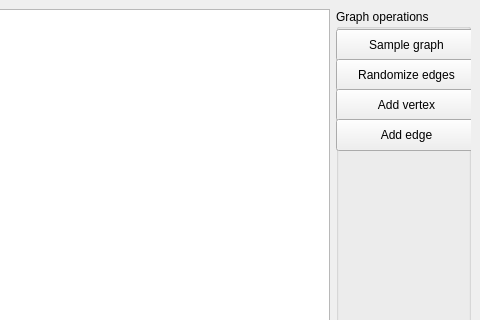
Old version of the form mainwindow.ui in the repository darthdeus/graphite-gui; both pictures show x 559 to 1039 and y 0 to 320 of the 1039 by 802 pixel window.
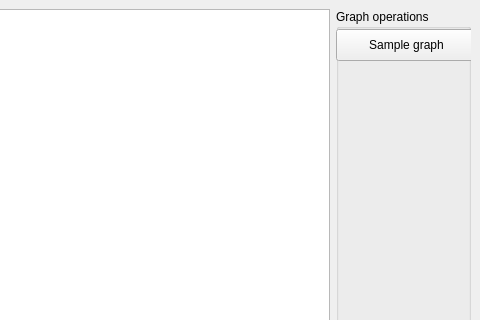
New version of the form.

The edit to the form file:
```diff
--- a/mainwindow.ui
+++ b/mainwindow.ui
@@ -45,45 +45,6 @@
         <string>Sample graph</string>
        </property>
       </widget>
-      <widget class="QPushButton" name="randomizeEdges">
-       <property name="geometry">
-        <rect>
-         <x>0</x>
-         <y>50</y>
-         <width>141</width>
-         <height>32</height>
-        </rect>
-       </property>
-       <property name="text">
-        <string>Randomize edges</string>
-       </property>
-      </widget>
-      <widget class="QPushButton" name="addVertex">
-       <property name="geometry">
-        <rect>
-         <x>0</x>
-         <y>80</y>
-         <width>141</width>
-         <height>32</height>
-        </rect>
-       </property>
-       <property name="text">
-        <string>Add vertex</string>
-       </property>
-      </widget>
-      <widget class="QPushButton" name="addEdge">
-       <property name="geometry">
-        <rect>
-         <x>0</x>
-         <y>110</y>
-         <width>141</width>
-         <height>32</height>
-        </rect>
-       </property>
-       <property name="text">
-        <string>Add edge</string>
-       </property>
-      </widget>
      </widget>
     </item>
    </layout>
```
